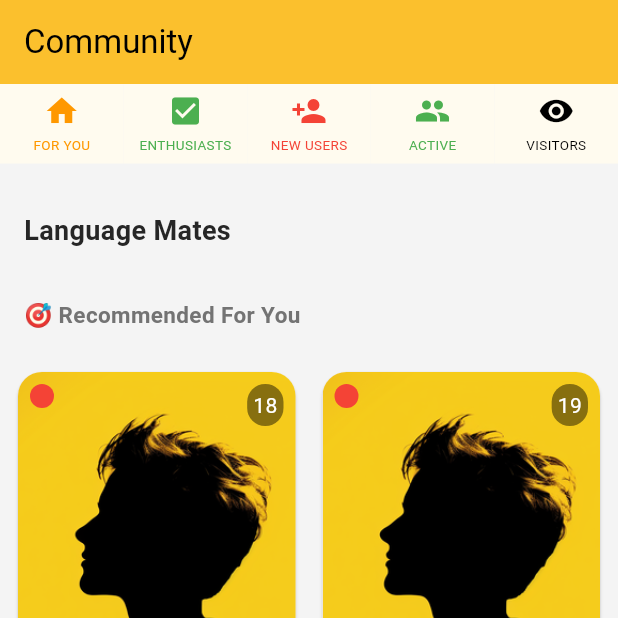
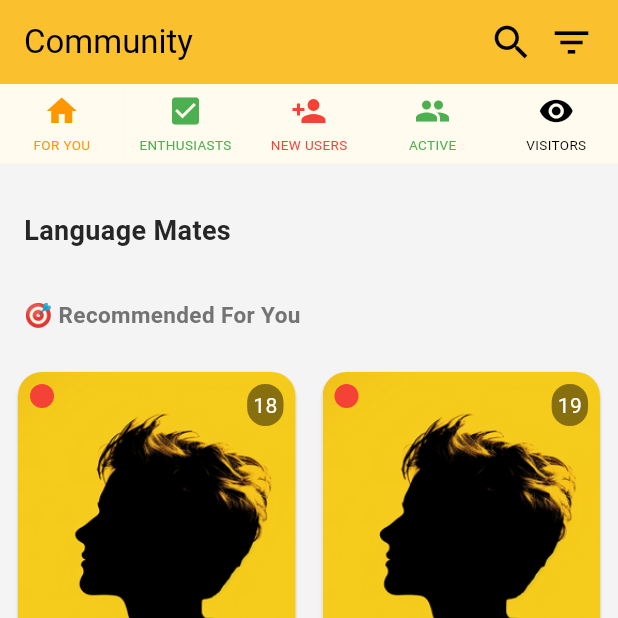
Before and after one commit to langx/langx-flutter, a Flutter app: the screen it shows after launch, on a phone screen of 412 x 824 dp, the top half of it. Run offline on Flutter 3.47's test engine with Material 3 defaults, Android fonts, the phone set to English and light mode, and no system bars; our stand-ins replace appwrite, flutter_dotenv, flutter_svg.

Commit message:
feat: Added header icons for `seach` and `filter` 🚀 : Community Section  #13

```diff
--- a/lib/pages/home/community.dart
+++ b/lib/pages/home/community.dart
@@ -54,7 +54,19 @@ class _CommunityState extends State<Community> {
       body: CustomScrollView(
         slivers: [
           const SliverAppBar(
-            title: Text("Community"),
+            title: Row(
+              mainAxisAlignment: MainAxisAlignment.spaceBetween,
+              children: [
+                Text("Community"),
+                Row(
+                  children: [
+                    Icon(Icons.search, size: 30),
+                    SizedBox(width: 10.0),
+                    Icon(Icons.filter_list, size: 30),
+                  ],
+                ),
+              ],
+            ),
             centerTitle: false,
             pinned: true,
             backgroundColor: Color(0xFFFBC02D),
```
